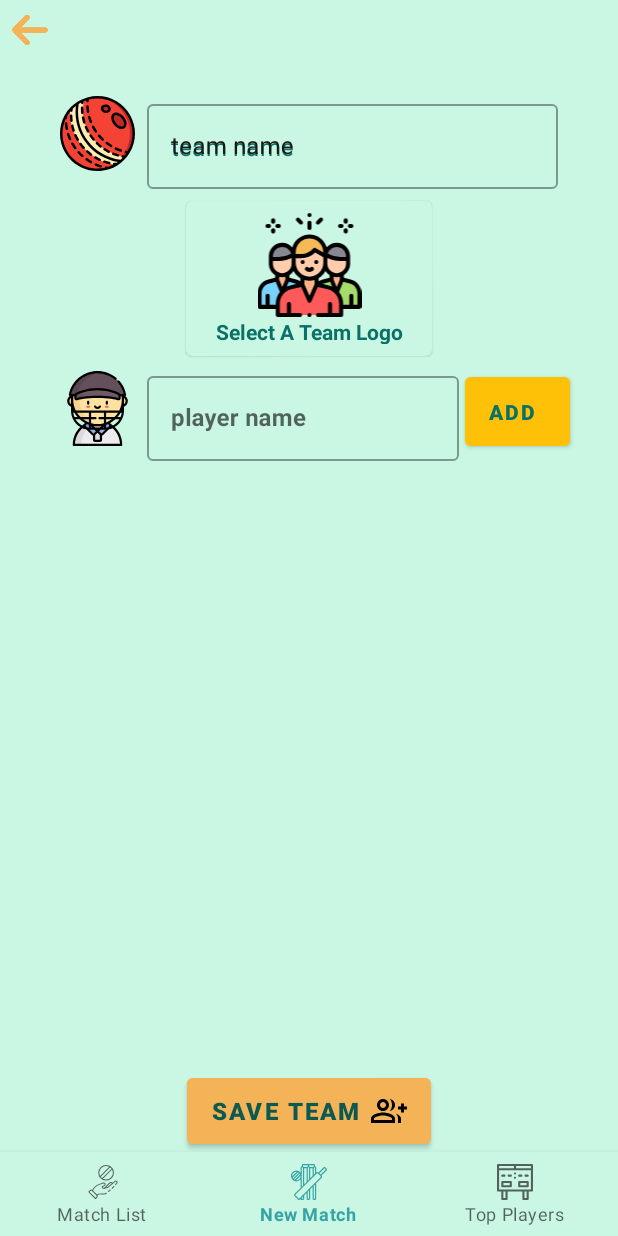
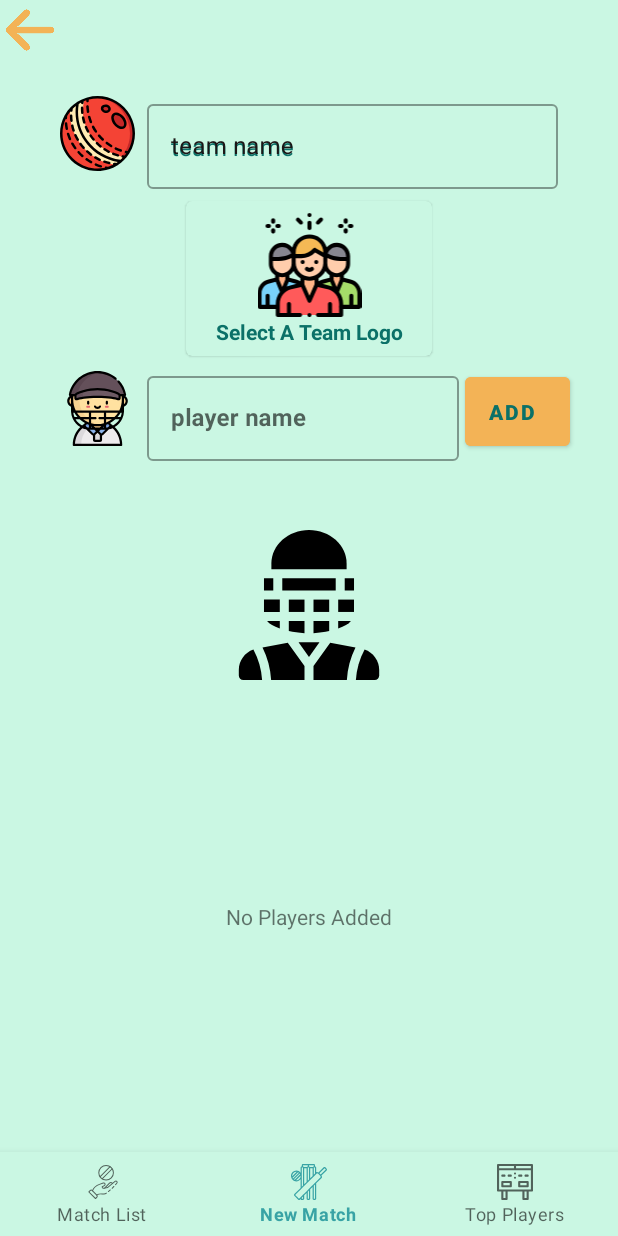
Before and after one commit to NazmulHaqueLimon/ScoreBoard2, an Android app: the fragment TeamFragment placed in its activity, on a phone screen of 412 x 824 dp. Run offline under Robolectric (Android 15) with nearby library versions, the phone set to English and light mode, and no system bars; our stand-ins replace Dagger/Hilt's generated code, data binding, navigation-ui.

Commit message:
details improved 3

```diff
--- a/app/src/main/java/com/example/scoreboard/MainActivity.kt
+++ b/app/src/main/java/com/example/scoreboard/MainActivity.kt
@@ -3,6 +3,7 @@
 import androidx.appcompat.app.AppCompatActivity
 import android.os.Bundle
 import android.view.View
+import androidx.core.view.WindowCompat
 import androidx.navigation.NavController
 import androidx.navigation.findNavController
 import androidx.navigation.fragment.NavHostFragment
@@ -21,6 +22,7 @@ import dagger.hilt.android.AndroidEntryPoint
      private lateinit var navController :NavController
     override fun onCreate(savedInstanceState: Bundle?) {
         super.onCreate(savedInstanceState)
+        WindowCompat.setDecorFitsSystemWindows(window, false)
 
         binding = ActivityMainBinding.inflate(layoutInflater)
         setContentView(binding.root)
--- a/app/src/main/java/com/example/scoreboard/fragments/TeamFragment.kt
+++ b/app/src/main/java/com/example/scoreboard/fragments/TeamFragment.kt
@@ -17,6 +17,7 @@ import com.example.scoreboard.databinding.FragmentTeamBinding
 import com.example.scoreboard.viewmodels.MatchViewModel
 import com.google.android.material.snackbar.Snackbar
 import dagger.hilt.android.AndroidEntryPoint
+import dagger.hilt.android.components.ViewWithFragmentComponent
 
 /**
  *this fragment adds or delete players for a match.edit team information
@@ -52,13 +53,18 @@ class TeamFragment : Fragment() {
             else{
                 val newPlayer =Player(name = playerName)
                 playerList.add(newPlayer)
+                binding.noPlayersCl.visibility=View.GONE
+                binding.playerListRecycler.visibility=View.VISIBLE
+                if (playerList.size>2){
+                    binding.saveTeamFab.visibility=View.VISIBLE
+                }
             }
             adapter.submitList(playerList.toMutableList())
             binding.playerName.text = null
             hideSoftKeyboard(it)
         }
 
-        binding.saveTramFab.setOnClickListener {
+        binding.saveTeamFab.setOnClickListener {
             val teamName = binding.teamName.text.toString()
             if (teamName.isNullOrEmpty()){
                 showToastMessage("please add a team name")
--- a/app/src/main/res/layout/activity_main.xml
+++ b/app/src/main/res/layout/activity_main.xml
@@ -23,7 +23,7 @@ xmlns:app="http://schemas.android.com/apk/res-auto">
         android:id="@+id/nav_host"
         android:name="androidx.navigation.fragment.NavHostFragment"
         android:layout_width="match_parent"
-        android:layout_height="match_parent"
+        android:layout_height="0dp"
         app:defaultNavHost="true"
         app:layout_constraintBottom_toTopOf="@id/bottom_nav"
         app:layout_constraintLeft_toLeftOf="parent"
--- a/app/src/main/res/layout/fragment_team.xml
+++ b/app/src/main/res/layout/fragment_team.xml
@@ -26,7 +26,7 @@
             <ImageView
                 android:id="@+id/arrow_back"
                 android:layout_width="40dp"
-                android:padding="8dp"
+                android:padding="4dp"
                 android:src="@drawable/arrow_back"
                 android:layout_height="match_parent"
                 app:tint="@color/buttons"
@@ -177,7 +177,7 @@
                 android:layout_height="58dp"
                 android:layout_marginEnd="8dp"
                 android:layout_marginBottom="8dp"
-                android:backgroundTint="#FFC107"
+                android:backgroundTint="@color/buttons"
                 android:text="ADD"
                 android:textAlignment="textStart"
                 android:textColor="#0B7168"
@@ -197,6 +197,42 @@
             app:layout_constraintStart_toStartOf="parent"
             app:layout_constraintTop_toBottomOf="@+id/constraintLayout4">
 
+            <androidx.constraintlayout.widget.ConstraintLayout
+                android:id="@+id/no_PlayersCl"
+                android:layout_width="match_parent"
+                android:layout_height="0dp"
+                android:layout_marginStart="24dp"
+                android:layout_marginTop="8dp"
+                android:layout_marginEnd="24dp"
+                android:scrollbars="vertical"
+                app:layoutManager="androidx.recyclerview.widget.LinearLayoutManager"
+                app:layout_constraintBottom_toBottomOf="parent"
+                app:layout_constraintEnd_toEndOf="parent"
+                app:layout_constraintStart_toStartOf="parent"
+                app:layout_constraintTop_toTopOf="parent"
+                tools:listitem="@layout/player_item" >
+
+                <ImageView
+                    android:id="@+id/no_playerImage"
+                    android:layout_width="100dp"
+                    android:layout_height="100dp"
+                    android:layout_marginTop="32dp"
+                    android:src="@drawable/ic_cricket_batsman_dark"
+                    app:layout_constraintEnd_toEndOf="parent"
+                    app:layout_constraintStart_toStartOf="parent"
+                    app:layout_constraintTop_toTopOf="parent" />
+
+                <TextView
+                    android:layout_width="wrap_content"
+                    android:layout_height="wrap_content"
+                    android:text="No Players Added"
+                    app:layout_constraintBottom_toBottomOf="parent"
+                    app:layout_constraintEnd_toEndOf="@+id/no_playerImage"
+                    app:layout_constraintStart_toStartOf="@+id/no_playerImage"
+                    app:layout_constraintTop_toBottomOf="@+id/no_playerImage" />
+
+            </androidx.constraintlayout.widget.ConstraintLayout>
+
             <androidx.recyclerview.widget.RecyclerView
                 android:id="@+id/player_list_recycler"
                 android:layout_width="match_parent"
@@ -204,6 +240,7 @@
                 android:layout_marginStart="24dp"
                 android:layout_marginTop="8dp"
                 android:layout_marginEnd="24dp"
+                android:visibility="gone"
                 android:scrollbars="vertical"
                 app:layoutManager="androidx.recyclerview.widget.LinearLayoutManager"
                 app:layout_constraintBottom_toBottomOf="parent"
@@ -214,7 +251,7 @@
         </androidx.constraintlayout.widget.ConstraintLayout>
 
         <Button
-            android:id="@+id/save_tram_fab"
+            android:id="@+id/save_team_fab"
             android:layout_width="wrap_content"
             android:layout_height="wrap_content"
             android:layout_marginBottom="55dp"
@@ -223,6 +260,7 @@
             android:paddingTop="10dp"
             android:paddingBottom="10dp"
             android:text="@string/save_button_txt"
+            android:visibility="gone"
             android:textColor="#0B5951"
             android:textSize="16sp"
             android:textStyle="bold"
--- a/app/src/main/res/values/themes.xml
+++ b/app/src/main/res/values/themes.xml
@@ -9,9 +9,20 @@
         <item name="colorSecondary">@color/teal_200</item>
         <item name="colorSecondaryVariant">@color/teal_700</item>
         <item name="colorOnSecondary">@color/black</item>
-        <!-- Status bar color. -->
-        <item name="android:statusBarColor" tools:targetApi="l">?attr/colorPrimaryVariant</item>
+
+
         <!-- Customize your theme here. -->
+
+
+        <item name="android:navigationBarColor">@android:color/transparent</item>
+        <!-- Optional: set to transparent if your app is drawing behind the status bar. -->
+        <item name="android:statusBarColor">@android:color/transparent</item>
+
+        <!-- Optional: set the status bar light and content dark. -->
+        <item name="android:windowLightStatusBar">
+            true
+        </item>
+
     </style>
 
     <style name="Widget.App.Button.OutlinedButton.IconOnly" parent="Widget.MaterialComponents.Button.OutlinedButton">
```
Also changed, not shown: app/build.gradle (+14 -12 lines), app/src/main/res/layout/fragment_new_match.xml (+13 -2 lines), build.gradle (+7 -4 lines), gradle/wrapper/gradle-wrapper.properties.
